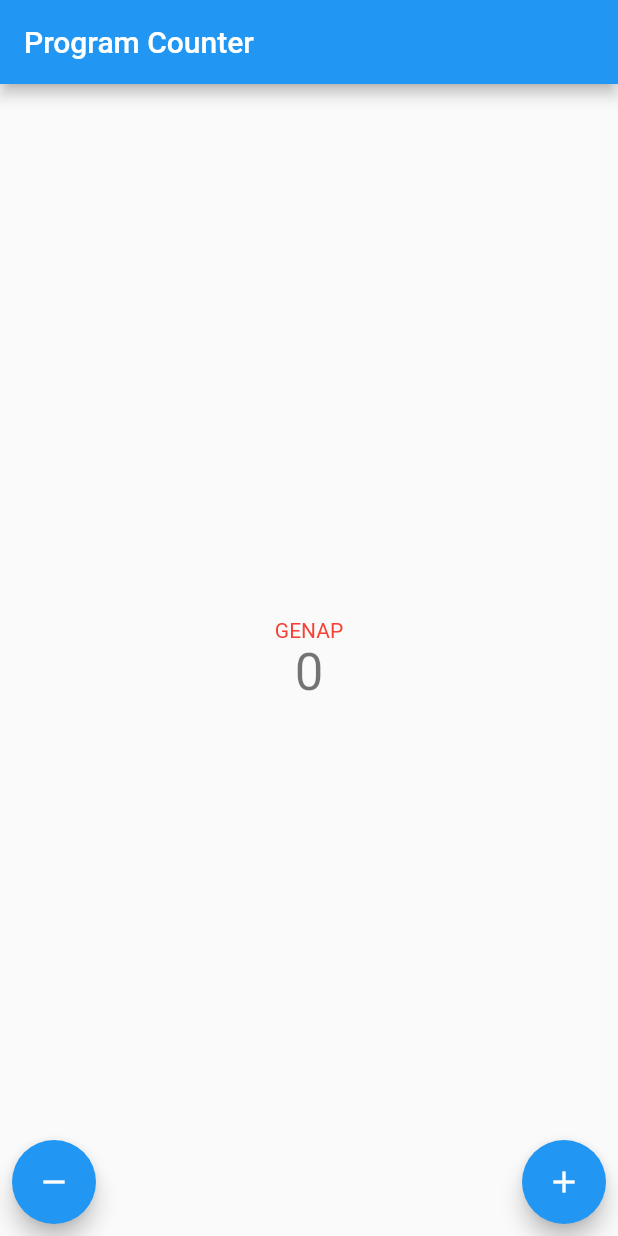
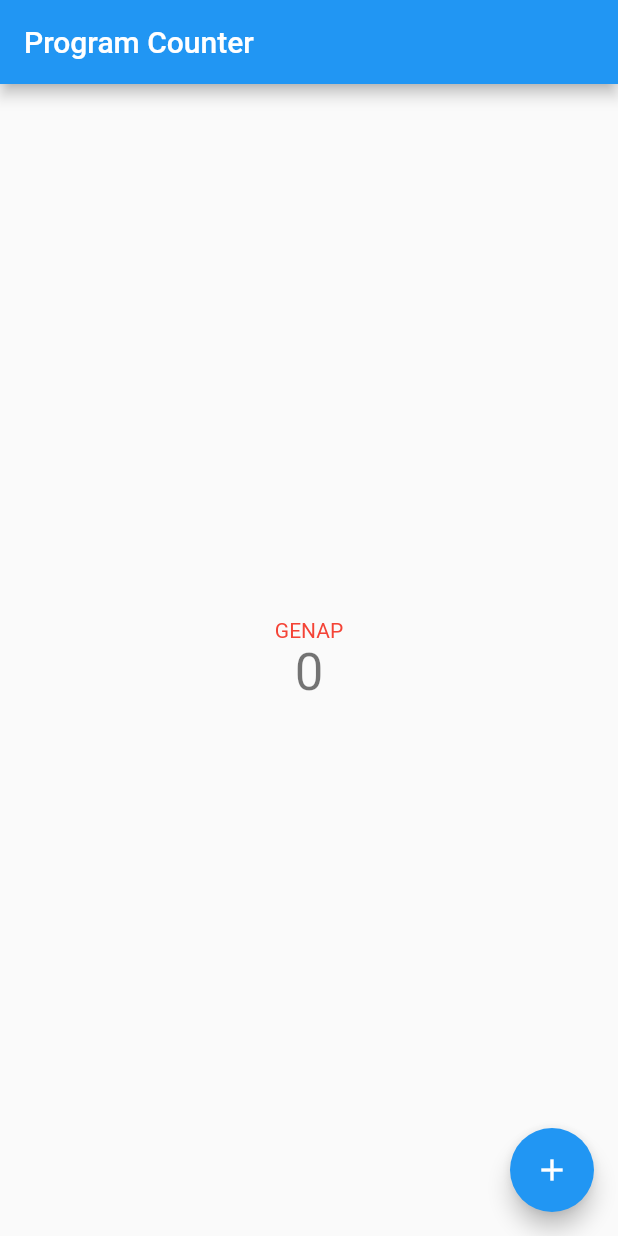
Before and after one commit to CroissantAndWaffle/pbp-flutter-tugas, a Flutter app: the screen it shows after launch, after a tap on the "add" icon, after a tap on the "remove" icon, on a phone screen of 412 x 824 dp. Run offline on Flutter 3.47's test engine with Material 2 defaults, Android fonts, the phone set to English and light mode, and no system bars.

Commit message:
Bonus but late tho

```diff
--- a/counter_7/lib/main.dart
+++ b/counter_7/lib/main.dart
@@ -49,6 +49,7 @@ class MyHomePage extends StatefulWidget {
 
 class _MyHomePageState extends State<MyHomePage> {
   int _counter = 0;
+  bool _visibility = false;
 
   void _incrementCounter() {
     setState(() {
@@ -59,6 +60,11 @@ class _MyHomePageState extends State<MyHomePage> {
       // called again, and so nothing would appear to happen.
       _counter++;
     });
+    if (_counter > 0) {
+      setState(() {
+        _visibility = true;
+      });
+    }
   }
 
   void _decrementCounter() {
@@ -67,6 +73,11 @@ class _MyHomePageState extends State<MyHomePage> {
         _counter--;
       }
     });
+    if (_counter == 0) {
+      setState(() {
+        _visibility = false;
+      });
+    }
   }
 
   @override
@@ -127,20 +138,28 @@ class _MyHomePageState extends State<MyHomePage> {
         ),
         floatingActionButtonLocation: FloatingActionButtonLocation.centerDocked,
         floatingActionButton: Padding(
-          padding: const EdgeInsets.all(8.0),
-          child: Row(
-            mainAxisAlignment: MainAxisAlignment.spaceBetween,
+          padding: const EdgeInsets.all(16),
+          child: Stack(
             children: <Widget>[
-              FloatingActionButton(
-                onPressed: _decrementCounter,
-                tooltip: 'Decrement',
-                child: const Icon(Icons.remove),
+              Align(
+                alignment: Alignment.bottomRight,
+                child: FloatingActionButton(
+                  onPressed: _incrementCounter,
+                  tooltip: 'Increment',
+                  child: const Icon(Icons.add),
+                ),
               ),
-              FloatingActionButton(
-                onPressed: _incrementCounter,
-                tooltip: 'Increment',
-                child: const Icon(Icons.add),
-              )
+              Align(
+                alignment: Alignment.bottomLeft,
+                child: Visibility(
+                  visible: _visibility,
+                  child: FloatingActionButton(
+                    onPressed: _decrementCounter,
+                    tooltip: 'Decrement',
+                    child: const Icon(Icons.remove),
+                  ),
+                ),
+              ),
             ],
           ),
         ));
```
Also changed, not shown: 1 other file.
